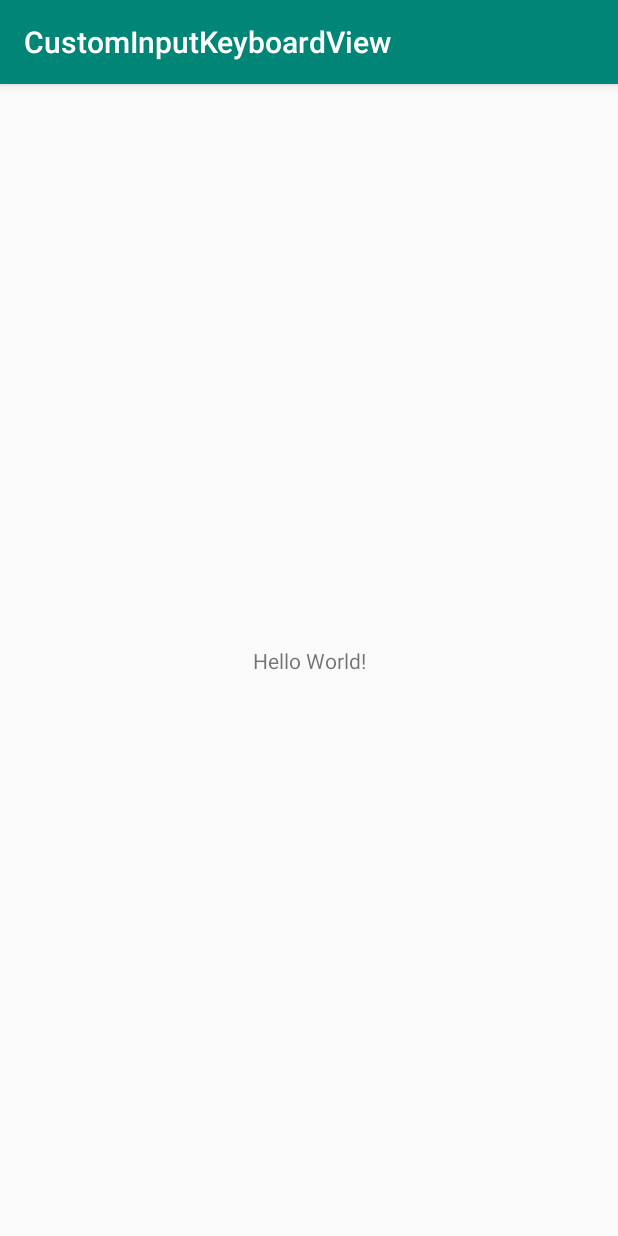
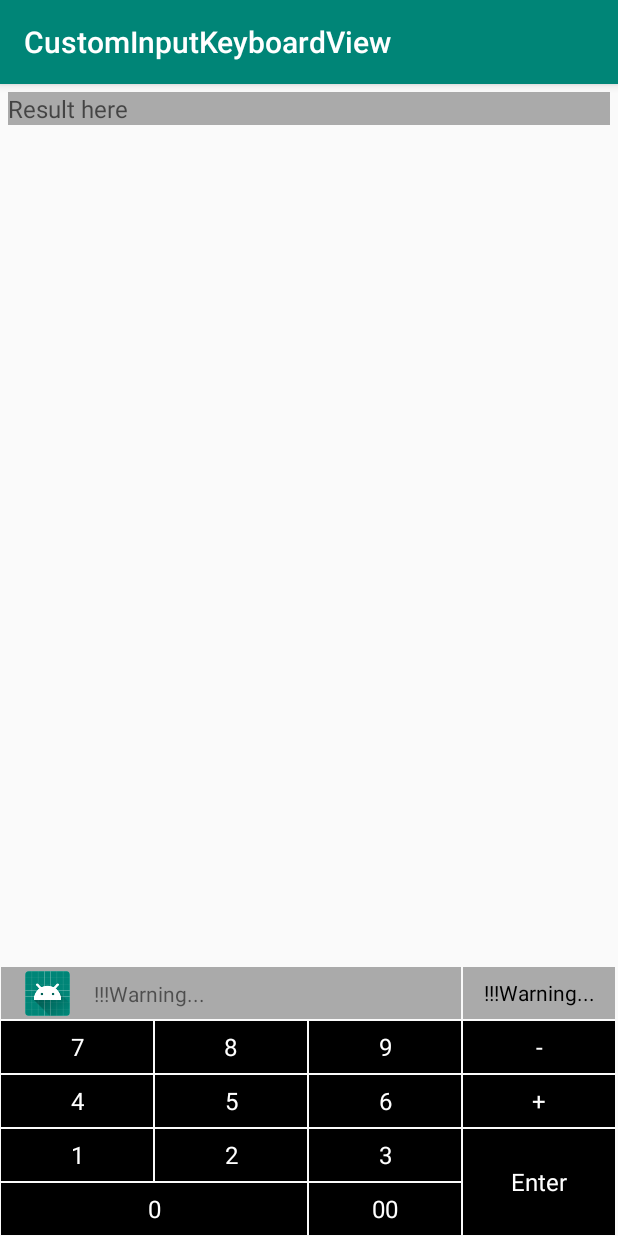
Before and after one commit to dquand91/CustomInputKeyboardView, an Android app: the screen it shows after launch (MainActivity), on a phone screen of 412 x 824 dp. Run offline under Robolectric (Android 15) with nearby library versions, the phone set to English and light mode, and no system bars.

Commit message:
- Add all files - TODO: add function to show inputed values

```diff
--- a/app/build.gradle
+++ b/app/build.gradle
@@ -26,6 +26,7 @@ dependencies {
     implementation fileTree(dir: 'libs', include: ['*.jar'])
     implementation"org.jetbrains.kotlin:kotlin-stdlib-jdk7:$kotlin_version"
     implementation 'com.android.support:appcompat-v7:28.0.0'
+    implementation 'com.android.support:recyclerview-v7:28.0.0'
     implementation 'com.android.support.constraint:constraint-layout:1.1.3'
     testImplementation 'junit:junit:4.12'
     androidTestImplementation 'com.android.support.test:runner:1.0.2'
--- a/app/src/main/java/com/example/custominputkeyboardview/MainActivity.kt
+++ b/app/src/main/java/com/example/custominputkeyboardview/MainActivity.kt
@@ -2,11 +2,21 @@ package com.example.custominputkeyboardview
 
 import android.support.v7.app.AppCompatActivity
 import android.os.Bundle
+import com.example.custominputkeyboardview.customView.MyKeyBoardInputView
+import kotlinx.android.synthetic.main.activity_main.*
 
-class MainActivity : AppCompatActivity() {
+class MainActivity : AppCompatActivity(), MyKeyBoardInputView.EventBetweenInputViewAndActivity {
 
     override fun onCreate(savedInstanceState: Bundle?) {
         super.onCreate(savedInstanceState)
         setContentView(R.layout.activity_main)
+
+        myKeyBoardView.setEventHandler(this@MainActivity)
+
+    }
+
+
+    override fun onEnter(value: Int) {
+        tvResult.text = value.toString()
     }
 }
--- /dev/null
+++ b/app/src/main/java/com/example/custominputkeyboardview/adapter/MyKeyboardInputAdapter.kt
@@ -0,0 +1,119 @@
+package com.example.custominputkeyboardview.adapter
+
+import android.content.Context
+import android.support.v4.app.FragmentActivity
+import android.support.v4.content.res.ResourcesCompat
+import android.support.v7.widget.RecyclerView
+import android.view.LayoutInflater
+import android.view.ViewGroup
+import com.example.custominputkeyboardview.R
+import com.example.custominputkeyboardview.utils.DisplayUtils
+import com.example.custominputkeyboardview.viewHolder.KeyBoardNoticeHolder
+import com.example.custominputkeyboardview.viewHolder.KeyboardItemHolder
+
+class MyKeyboardInputAdapter : RecyclerView.Adapter<RecyclerView.ViewHolder>() {
+
+    var keyList: ArrayList<KeyBoardItem> = ArrayList()
+    var column = 1
+    lateinit var context: Context
+    var keyHandler: HandlerBetweenAdapterAndView? = null
+
+    override fun onCreateViewHolder(viewGroup: ViewGroup, viewType: Int): RecyclerView.ViewHolder {
+        val layoutInflater = LayoutInflater.from(context)
+        val screenWidth = DisplayUtils.getScreenWidth(context as FragmentActivity)
+        return when (viewType) {
+            KeyType.NOTICE.ordinal -> {
+                val view = layoutInflater.inflate(R.layout.item_keyboard_notice, viewGroup, false)
+                val llParam = view.layoutParams
+                llParam.width = screenWidth / column * 3
+                return KeyBoardNoticeHolder(view)
+            }
+            KeyType.CLEAR.ordinal -> KeyboardItemHolder(
+                layoutInflater.inflate(
+                    R.layout.item_keyboard_clear,
+                    viewGroup,
+                    false
+                )
+            )
+            KeyType.ENTER.ordinal -> KeyboardItemHolder(
+                layoutInflater.inflate(
+                    R.layout.item_keyboard_enter,
+                    viewGroup,
+                    false
+                )
+            )
+            KeyType.DOUBLE_SIZE.ordinal -> {
+                val view = layoutInflater.inflate(R.layout.item_keyboard_key, viewGroup, false)
+                val llParam = view.layoutParams
+                llParam.width = screenWidth / column * 2
+                return KeyboardItemHolder(view)
+            }
+            KeyType.EMPTY.ordinal -> {
+                val view = layoutInflater.inflate(R.layout.item_keyboard_key, viewGroup, false)
+                val layoutParams = view.layoutParams
+                layoutParams.width = 0
+                return KeyboardItemHolder(view)
+            }
+            KeyType.OPERATION.ordinal -> {
+                val view = layoutInflater.inflate(R.layout.item_keyboard_key, viewGroup, false)
+                view.setBackgroundColor(ResourcesCompat.getColor(context.resources, android.R.color.black, null))
+                return KeyboardItemHolder(view)
+            }
+            else -> KeyboardItemHolder(
+                layoutInflater.inflate(
+                    R.layout.item_keyboard_key,
+                    viewGroup,
+                    false
+                )
+            )
+        }
+    }
+
+
+    override fun getItemCount(): Int {
+        return keyList.size
+    }
+
+    override fun onBindViewHolder(viewHolder: RecyclerView.ViewHolder, position: Int) {
+        val keyItem = keyList[position]
+        when (viewHolder) {
+            is KeyBoardNoticeHolder -> {
+                viewHolder.bindView(keyItem)
+            }
+            is KeyboardItemHolder -> {
+                viewHolder.bindView(keyItem)
+            }
+        }
+        viewHolder.itemView.setOnClickListener{
+            keyHandler?.onKeyPressed(keyList[position])
+        }
+    }
+
+    override fun getItemViewType(position: Int): Int {
+        return keyList[position].keytype.ordinal
+    }
+
+
+    enum class KeyType {
+
+        ENTER, // nút Enter
+        CLEAR, // nút Clear
+        DOUBLE_SIZE, // nút với 2 khoảng cách ở chiều ngang
+        NOTICE, // nút Notice
+        NORMAL, // nút số
+        EMPTY, // nút rỗng
+        OPERATION // nút phép toán
+
+    }
+
+    class KeyBoardItem(var name: String, var keytype: KeyType, var hidden: Boolean = false)
+
+
+    interface HandlerBetweenAdapterAndView {
+
+        /**
+         * Callback when have key pressed
+         */
+        fun onKeyPressed(keyItem: KeyBoardItem)
+    }
+}
--- /dev/null
+++ b/app/src/main/java/com/example/custominputkeyboardview/customView/MyKeyBoardInputView.kt
@@ -0,0 +1,166 @@
+package com.example.custominputkeyboardview.customView
+
+import android.content.Context
+import android.support.constraint.ConstraintLayout
+import android.support.v7.widget.RecyclerView
+import android.support.v7.widget.StaggeredGridLayoutManager
+import android.util.AttributeSet
+import android.view.LayoutInflater
+import com.example.custominputkeyboardview.R
+import com.example.custominputkeyboardview.adapter.MyKeyboardInputAdapter
+
+class MyKeyBoardInputView : ConstraintLayout, MyKeyboardInputAdapter.HandlerBetweenAdapterAndView {
+
+    companion object {
+
+        private const val KEYBOARD_COLUMN = 4
+    }
+
+    private lateinit var keyboardInputAdapter : MyKeyboardInputAdapter
+    private lateinit var rvKeyboard: RecyclerView
+    private var currentOperation = "+"
+    private var eventHandler: EventBetweenInputViewAndActivity? = null
+
+    constructor(context: Context?) : super(context) {
+        initView(context)
+    }
+
+    constructor(context: Context?, attrs: AttributeSet?) : super(context, attrs) {
+        initView(context, attrs)
+    }
+
+
+    private fun initView(context: Context?, attrs: AttributeSet? = null) {
+        context?.let {
+            val inflater = it.getSystemService(Context.LAYOUT_INFLATER_SERVICE) as LayoutInflater
+            val view = inflater.inflate(R.layout.view_custom_keyboard_input, this, true)
+
+            keyboardInputAdapter = MyKeyboardInputAdapter().apply {
+                this.context = getContext()
+                keyList = getKeyList()
+                column = KEYBOARD_COLUMN
+                keyHandler = this@MyKeyBoardInputView
+            }
+            rvKeyboard = view.findViewById<RecyclerView>(R.id.rvKeyBoard).apply {
+                addItemDecoration(SpaceItemDecoration(1, true))
+                adapter = keyboardInputAdapter
+                layoutManager = StaggeredGridLayoutManager(KEYBOARD_COLUMN, StaggeredGridLayoutManager.VERTICAL)
+            }
+        }
+    }
+
+
+    private fun getKeyList() : ArrayList<MyKeyboardInputAdapter.KeyBoardItem>{
+        return ArrayList<MyKeyboardInputAdapter.KeyBoardItem>().apply {
+            add(
+                MyKeyboardInputAdapter.KeyBoardItem(
+                    "!!!Warning...",
+                    MyKeyboardInputAdapter.KeyType.NOTICE
+                )
+            )
+            add(MyKeyboardInputAdapter.KeyBoardItem("0", MyKeyboardInputAdapter.KeyType.EMPTY))
+            add(MyKeyboardInputAdapter.KeyBoardItem("0", MyKeyboardInputAdapter.KeyType.EMPTY))
+
+            add(
+                MyKeyboardInputAdapter.KeyBoardItem(
+                    "!!!Warning...",
+                    MyKeyboardInputAdapter.KeyType.CLEAR
+                )
+            )
+
+            add(MyKeyboardInputAdapter.KeyBoardItem("7", MyKeyboardInputAdapter.KeyType.NORMAL))
+            add(MyKeyboardInputAdapter.KeyBoardItem("8", MyKeyboardInputAdapter.KeyType.NORMAL))
+            add(MyKeyboardInputAdapter.KeyBoardItem("9", MyKeyboardInputAdapter.KeyType.NORMAL))
+            add(MyKeyboardInputAdapter.KeyBoardItem("-", MyKeyboardInputAdapter.KeyType.OPERATION))
+            add(MyKeyboardInputAdapter.KeyBoardItem("4", MyKeyboardInputAdapter.KeyType.NORMAL))
+            add(MyKeyboardInputAdapter.KeyBoardItem("5", MyKeyboardInputAdapter.KeyType.NORMAL))
+            add(MyKeyboardInputAdapter.KeyBoardItem("6", MyKeyboardInputAdapter.KeyType.NORMAL))
+            add(MyKeyboardInputAdapter.KeyBoardItem("+", MyKeyboardInputAdapter.KeyType.OPERATION))
+            add(MyKeyboardInputAdapter.KeyBoardItem("1", MyKeyboardInputAdapter.KeyType.NORMAL))
+            add(MyKeyboardInputAdapter.KeyBoardItem("2", MyKeyboardInputAdapter.KeyType.NORMAL))
+            add(MyKeyboardInputAdapter.KeyBoardItem("3", MyKeyboardInputAdapter.KeyType.NORMAL))
+
+            add(
+                MyKeyboardInputAdapter.KeyBoardItem(
+                    "Enter",
+                    MyKeyboardInputAdapter.KeyType.ENTER
+                )
+            )
+
+            add(MyKeyboardInputAdapter.KeyBoardItem("0", MyKeyboardInputAdapter.KeyType.DOUBLE_SIZE))
+            add(MyKeyboardInputAdapter.KeyBoardItem("0", MyKeyboardInputAdapter.KeyType.EMPTY))
+            add(MyKeyboardInputAdapter.KeyBoardItem("00", MyKeyboardInputAdapter.KeyType.NORMAL))
+        }
+    }
+
+
+    fun hideNoticeButton(){
+        keyboardInputAdapter.keyList[0].hidden = true
+        keyboardInputAdapter.notifyDataSetChanged()
+    }
+
+    override fun onKeyPressed(keyItem: MyKeyboardInputAdapter.KeyBoardItem) {
+        when(keyItem.keytype){
+            MyKeyboardInputAdapter.KeyType.OPERATION -> {
+                val lastStr = currentOperation[currentOperation.length - 1].toString()
+                if ("+" == lastStr || "-" == lastStr) {
+                    currentOperation = currentOperation.dropLast(1)
+                }
+                currentOperation += keyItem.name
+            }
+            MyKeyboardInputAdapter.KeyType.CLEAR -> {
+                currentOperation = "+"
+            }
+            MyKeyboardInputAdapter.KeyType.ENTER -> {
+                eventHandler?.onEnter(convertOperationToValue(currentOperation))
+                currentOperation = "+"
+            }
+            MyKeyboardInputAdapter.KeyType.NOTICE -> {
+
+            }
+            else -> {
+                currentOperation += keyItem.name
+            }
+        }
+    }
+
+
+    private fun convertOperationToValue(operation: String): Int {
+        if (operation.isEmpty() || operation == "+" || operation == "-") {
+            return 0
+        }
+        var mulVal = if (operation[operation.length - 1].toString() == "-") -1 else 1
+        var fragOperation = "0"
+        var totalValue = 0
+        for (s in operation) {
+            val str = s.toString()
+            when (str) {
+                "-" -> {
+                    totalValue += fragOperation.toInt() * mulVal
+                    fragOperation = "0"
+                    mulVal = -1
+                }
+                "+" -> {
+                    totalValue += fragOperation.toInt() * mulVal
+                    fragOperation = "0"
+                    mulVal = 1
+                }
+                else -> fragOperation += str
+            }
+        }
+        totalValue += fragOperation.toInt() * mulVal
+        return totalValue
+    }
+
+
+    fun setEventHandler(eventHandler: EventBetweenInputViewAndActivity) {
+        this.eventHandler = eventHandler
+    }
+
+
+    interface EventBetweenInputViewAndActivity {
+
+        fun onEnter(value: Int)
+    }
+
+}
--- /dev/null
+++ b/app/src/main/java/com/example/custominputkeyboardview/customView/SpaceItemDecoration.kt
@@ -0,0 +1,21 @@
+package com.example.custominputkeyboardview.customView
+
+import android.graphics.Rect
+import android.support.v7.widget.RecyclerView
+import android.view.View
+
+class SpaceItemDecoration(
+    private var spacing: Int,
+    private var isBound: Boolean = false
+) : RecyclerView.ItemDecoration() {
+
+    override fun getItemOffsets(outRect: Rect, view: View, parent: RecyclerView, state: RecyclerView.State) {
+        super.getItemOffsets(outRect, view, parent, state)
+        if (isBound) {
+            outRect.set(spacing, spacing, spacing, spacing)
+        } else {
+            outRect.set(spacing, 0, spacing, 0)
+
+        }
+    }
+}
--- /dev/null
+++ b/app/src/main/java/com/example/custominputkeyboardview/customView/WarningInfoView.kt
@@ -0,0 +1,53 @@
+package com.example.custominputkeyboardview.customView
+
+import android.content.Context
+import android.support.constraint.ConstraintLayout
+import android.util.AttributeSet
+import android.view.LayoutInflater
+import android.widget.ImageView
+import android.widget.TextView
+import com.example.custominputkeyboardview.R
+
+class WarningInfoView : ConstraintLayout {
+
+    private lateinit var ivIcon: ImageView
+    private lateinit var tvWarning: TextView
+    private lateinit var clContainer: ConstraintLayout
+    private val warningMessage = "Warning..."
+
+    constructor(context: Context?) : super(context) {
+        initViews(context, null)
+    }
+
+    constructor(context: Context?, attrs: AttributeSet?) : super(context, attrs) {
+        initViews(context, attrs)
+    }
+
+    private fun initViews(context: Context?, attrs: AttributeSet?) {
+        context?.let {
+            val layoutInflater = context.getSystemService(Context.LAYOUT_INFLATER_SERVICE) as LayoutInflater
+            val view = layoutInflater.inflate(R.layout.view_warning_info, this, true)
+
+            ivIcon = view.findViewById(R.id.ivIcon)
+            tvWarning = view.findViewById(R.id.tvWarningInfo)
+            clContainer = view.findViewById(R.id.clContainer)
+
+
+                setupWarningMessage(warningMessage)
+
+
+        }
+    }
+
+
+    /**
+     * Set Warning Message
+     */
+    fun setupWarningMessage(warningMessage: String?) {
+        warningMessage?.let {
+            tvWarning.text = it
+        }
+    }
+
+
+}
--- /dev/null
+++ b/app/src/main/java/com/example/custominputkeyboardview/utils/DisplayUtils.kt
@@ -0,0 +1,19 @@
+package com.example.custominputkeyboardview.utils
+
+import android.app.Activity
+import android.graphics.Point
+import android.support.v4.app.FragmentActivity
+
+class DisplayUtils private constructor() {
+
+    companion object {
+
+        fun getScreenWidth(context: Activity): Int {
+            val display = context.windowManager.defaultDisplay
+            val size = Point()
+            display.getSize(size)
+            val width = size.x
+            return width
+        }
+    }
+}
--- /dev/null
+++ b/app/src/main/java/com/example/custominputkeyboardview/viewHolder/KeyBoardNoticeHolder.kt
@@ -0,0 +1,22 @@
+package com.example.custominputkeyboardview.viewHolder
+
+import android.support.v7.widget.RecyclerView
+import android.view.View
+import com.example.custominputkeyboardview.R
+import com.example.custominputkeyboardview.adapter.MyKeyboardInputAdapter
+import com.example.custominputkeyboardview.customView.WarningInfoView
+
+class KeyBoardNoticeHolder(view: View) : RecyclerView.ViewHolder(view) {
+
+    private var receiptItem: WarningInfoView = view.findViewById(R.id.keyNotice)
+
+    fun bindView(key: MyKeyboardInputAdapter.KeyBoardItem) {
+        if (key.hidden) {
+            receiptItem.visibility = View.INVISIBLE
+        } else {
+            receiptItem.setupWarningMessage(key.name)
+        }
+    }
+
+
+}
--- /dev/null
+++ b/app/src/main/java/com/example/custominputkeyboardview/viewHolder/KeyboardItemHolder.kt
@@ -0,0 +1,17 @@
+package com.example.custominputkeyboardview.viewHolder
+
+import android.support.v7.widget.RecyclerView
+import android.view.View
+import android.widget.TextView
+import com.example.custominputkeyboardview.R
+import com.example.custominputkeyboardview.adapter.MyKeyboardInputAdapter
+
+class KeyboardItemHolder(view: View) : RecyclerView.ViewHolder(view) {
+
+    private var tvKey: TextView = view.findViewById(R.id.tvKey)
+
+    fun bindView(key: MyKeyboardInputAdapter.KeyBoardItem) {
+        tvKey.text = key.name
+    }
+
+}
--- a/app/src/main/res/layout/activity_main.xml
+++ b/app/src/main/res/layout/activity_main.xml
@@ -1,5 +1,5 @@
 <?xml version="1.0" encoding="utf-8"?>
-<android.support.constraint.ConstraintLayout
+<RelativeLayout
         xmlns:android="http://schemas.android.com/apk/res/android"
         xmlns:tools="http://schemas.android.com/tools"
         xmlns:app="http://schemas.android.com/apk/res-auto"
@@ -8,12 +8,21 @@
         tools:context=".MainActivity">
 
     <TextView
-            android:layout_width="wrap_content"
+            android:id="@+id/tvResult"
+            android:layout_width="match_parent"
             android:layout_height="wrap_content"
-            android:text="Hello World!"
-            app:layout_constraintBottom_toBottomOf="parent"
-            app:layout_constraintLeft_toLeftOf="parent"
-            app:layout_constraintRight_toRightOf="parent"
-            app:layout_constraintTop_toTopOf="parent"/>
+            android:textSize="16sp"
+            android:layout_alignParentTop="true"
+            android:background="@android:color/darker_gray"
+            android:layout_margin="5dp"
+            android:hint="Result here"/>
 
-</android.support.constraint.ConstraintLayout>
+
+    <com.example.custominputkeyboardview.customView.MyKeyBoardInputView
+            android:id="@+id/myKeyBoardView"
+            android:layout_width="match_parent"
+            android:layout_height="wrap_content"
+            android:layout_alignParentBottom="true"/>
+
+
+</RelativeLayout>
--- /dev/null
+++ b/app/src/main/res/layout/item_keyboard_clear.xml
@@ -0,0 +1,23 @@
+<?xml version="1.0" encoding="utf-8"?>
+<android.support.constraint.ConstraintLayout xmlns:android="http://schemas.android.com/apk/res/android"
+    xmlns:app="http://schemas.android.com/apk/res-auto"
+    android:layout_width="match_parent"
+    android:layout_height="36dp"
+    android:background="@android:color/darker_gray"
+    android:clickable="true"
+    android:focusable="true"
+    android:foreground="?android:selectableItemBackground">
+
+    <TextView
+        android:id="@+id/tvKey"
+        android:layout_width="0dp"
+        android:layout_height="0dp"
+        android:gravity="center"
+        android:text="Clear"
+        android:textColor="@android:color/black"
+        app:layout_constraintBottom_toBottomOf="parent"
+        app:layout_constraintLeft_toLeftOf="parent"
+        app:layout_constraintRight_toRightOf="parent"
+        app:layout_constraintTop_toTopOf="parent" />
+
+</android.support.constraint.ConstraintLayout>
--- /dev/null
+++ b/app/src/main/res/layout/item_keyboard_enter.xml
@@ -0,0 +1,21 @@
+<?xml version="1.0" encoding="utf-8"?>
+<android.support.constraint.ConstraintLayout xmlns:android="http://schemas.android.com/apk/res/android"
+    xmlns:app="http://schemas.android.com/apk/res-auto"
+    android:layout_width="match_parent"
+    android:layout_height="72dp"
+    android:background="@android:color/white"
+    android:clickable="true"
+    android:focusable="true"
+    android:foreground="?android:selectableItemBackground">
+
+    <TextView
+        android:id="@+id/tvKey"
+        android:layout_width="match_parent"
+        android:layout_height="match_parent"
+        android:background="@android:color/black"
+        android:gravity="center"
+        android:text="Enter"
+        android:textSize="16sp"
+        android:textColor="@android:color/white" />
+
+</android.support.constraint.ConstraintLayout>
--- /dev/null
+++ b/app/src/main/res/layout/item_keyboard_key.xml
@@ -0,0 +1,21 @@
+<?xml version="1.0" encoding="utf-8"?>
+<android.support.constraint.ConstraintLayout
+        xmlns:android="http://schemas.android.com/apk/res/android"
+         android:layout_width="match_parent"
+         android:layout_height="36dp"
+         android:background="@android:color/black"
+         android:foreground="?android:selectableItemBackground"
+         android:clickable="true"
+         android:focusable="true"
+         xmlns:app="http://schemas.android.com/apk/res-auto">
+
+    <TextView
+            android:id="@+id/tvKey"
+            android:layout_width="match_parent"
+            android:gravity="center"
+            android:textColor="@android:color/white"
+            android:textSize="16sp"
+            android:text="0"
+            android:layout_height="match_parent" />
+
+</android.support.constraint.ConstraintLayout>
--- /dev/null
+++ b/app/src/main/res/layout/item_keyboard_notice.xml
@@ -0,0 +1,18 @@
+<?xml version="1.0" encoding="utf-8"?>
+<android.support.constraint.ConstraintLayout
+        xmlns:android="http://schemas.android.com/apk/res/android"
+        xmlns:app="http://schemas.android.com/apk/res-auto"
+        android:layout_width="match_parent"
+        android:background="@android:color/darker_gray"
+        android:layout_height="36dp">
+
+    <com.example.custominputkeyboardview.customView.WarningInfoView
+            android:id="@+id/keyNotice"
+            android:layout_width="match_parent"
+            android:layout_height="wrap_content"
+            android:layout_marginLeft="16dp"
+            android:layout_marginRight="16dp"
+            app:layout_constraintBottom_toBottomOf="parent"
+            app:layout_constraintTop_toTopOf="parent" />
+
+</android.support.constraint.ConstraintLayout>
--- /dev/null
+++ b/app/src/main/res/layout/view_custom_keyboard_input.xml
@@ -0,0 +1,13 @@
+<?xml version="1.0" encoding="utf-8"?>
+<RelativeLayout xmlns:android="http://schemas.android.com/apk/res/android"
+                android:layout_width="match_parent"
+                android:layout_height="wrap_content">
+
+    <android.support.v7.widget.RecyclerView
+            android:id="@+id/rvKeyBoard"
+            android:overScrollMode="never"
+            android:clipToPadding="false"
+            android:layout_width="match_parent"
+            android:layout_height="wrap_content"/>
+
+</RelativeLayout>
--- /dev/null
+++ b/app/src/main/res/layout/view_warning_info.xml
@@ -0,0 +1,29 @@
+<?xml version="1.0" encoding="utf-8"?>
+<android.support.constraint.ConstraintLayout
+        xmlns:android="http://schemas.android.com/apk/res/android"
+        xmlns:app="http://schemas.android.com/apk/res-auto"
+        android:id="@+id/clContainer"
+        android:layout_width="wrap_content"
+        android:layout_height="wrap_content">
+
+    <ImageView
+            android:id="@+id/ivIcon"
+            android:layout_width="30dp"
+            android:layout_height="30dp"
+            android:src="@mipmap/ic_launcher"
+            app:layout_constraintBottom_toBottomOf="parent"
+            app:layout_constraintLeft_toLeftOf="parent"
+            app:layout_constraintTop_toTopOf="parent" />
+
+    <TextView
+            android:id="@+id/tvWarningInfo"
+            android:layout_width="wrap_content"
+            android:layout_height="wrap_content"
+            android:paddingStart="16dp"
+            android:paddingLeft="16dp"
+            app:layout_constraintBottom_toBottomOf="parent"
+            app:layout_constraintLeft_toRightOf="@+id/ivIcon"
+            app:layout_constraintRight_toRightOf="parent"
+            app:layout_constraintTop_toTopOf="parent" />
+
+</android.support.constraint.ConstraintLayout>
```
